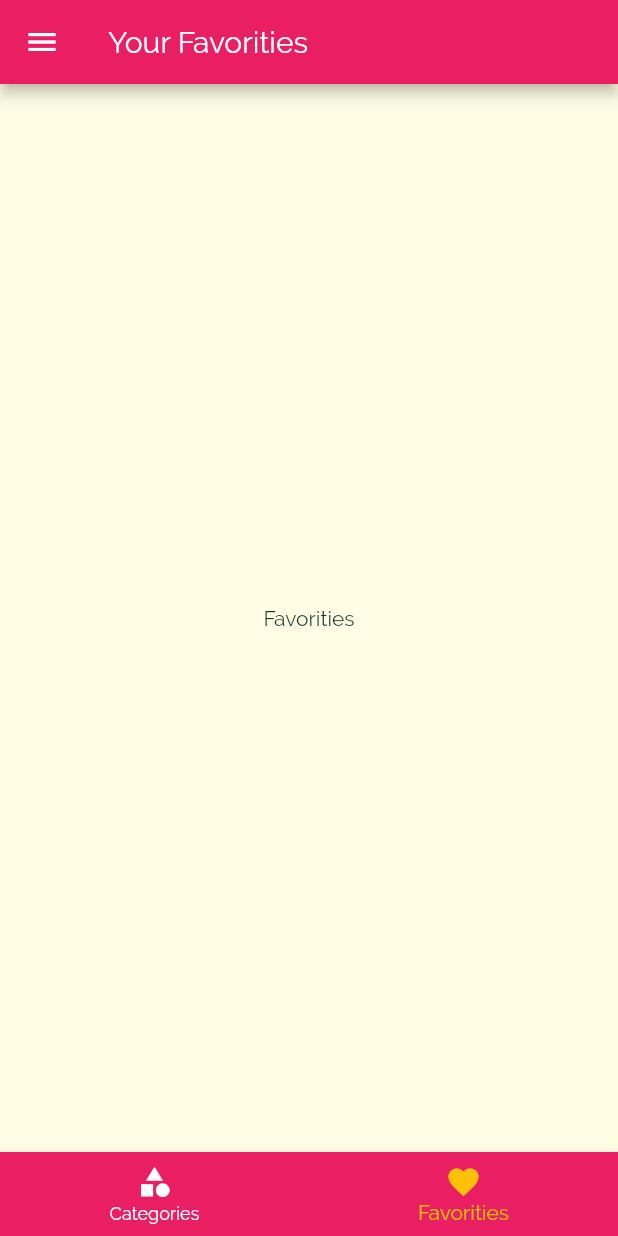
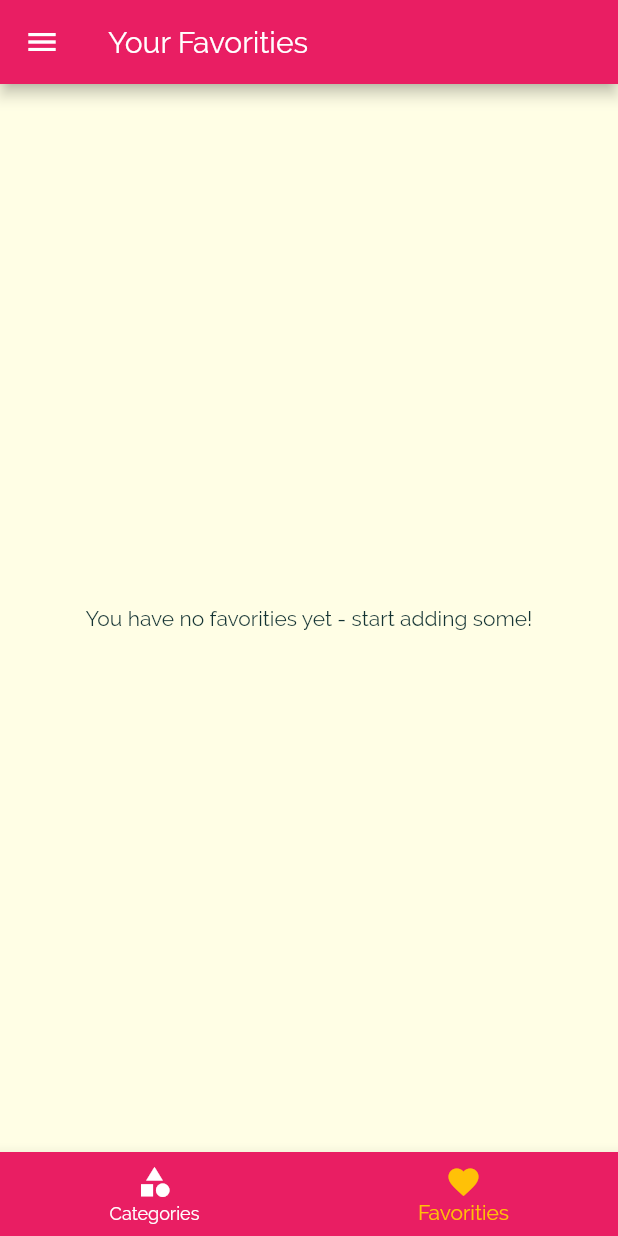
Before and after one commit to ManuelDev1810/Flutter, a Flutter app: the screen it shows after launch, item 2 of the bottom bar chosen, on a phone screen of 412 x 824 dp. Run offline on Flutter 3.47's test engine with Material 2 defaults, Android fonts, the phone set to English and light mode, and no system bars.

Commit message:
Adding the Favorities Screen

```diff
--- a/7.NavegationMultipleScreens/navigation_screens/lib/main.dart
+++ b/7.NavegationMultipleScreens/navigation_screens/lib/main.dart
@@ -24,26 +24,45 @@ class _MyAppState extends State<MyApp> {
   };
 
   List<Meal> _availableMeals = DUMMY_MEALS;
+  List<Meal> _favoriteMeals = [];
 
-  void _setFilters(Map<String, bool> filterData){
+  void _setFilters(Map<String, bool> filterData) {
     setState(() {
       _filters = filterData;
       _availableMeals = DUMMY_MEALS.where((meal) {
-        if(_filters['gluten'] && !meal.isGlutenFree){
+        if (_filters['gluten'] && !meal.isGlutenFree) {
           return false;
         }
-        if(_filters['lactose'] && !meal.isLactoseFree){
+        if (_filters['lactose'] && !meal.isLactoseFree) {
           return false;
         }
-        if(_filters['vegan'] && !meal.isVegan){
+        if (_filters['vegan'] && !meal.isVegan) {
           return false;
         }
-        if(_filters['vegetarian'] && !meal.isVegetarian){
+        if (_filters['vegetarian'] && !meal.isVegetarian) {
           return false;
         }
         return true;
       }).toList();
     });
+  }
+
+  void _toggleFavorite(String mealId) {
+    final existingIndex =
+        _favoriteMeals.indexWhere((meal) => meal.id == mealId);
+    if (existingIndex >= 0) {
+      setState(() {
+        _favoriteMeals.removeAt(existingIndex);
+      });
+    } else {
+      setState(() {
+        _favoriteMeals.add(DUMMY_MEALS.firstWhere((meal) => meal.id == mealId));
+      });
+    }
+  }
+
+  bool _isMealFavorite(String id){
+    return _favoriteMeals.any((meal) => meal.id == id);
   }
 
   @override
@@ -72,9 +91,10 @@ class _MyAppState extends State<MyApp> {
       // home: CategoriesScreen(),
       initialRoute: '/',
       routes: {
-        '/': (_) => TabsScreen(),
-        CategoryMealsScreen.routeName: (_) => CategoryMealsScreen(_availableMeals),
-        MealDetailScreen.routeName: (_) => MealDetailScreen(),
+        '/': (_) => TabsScreen(_favoriteMeals),
+        CategoryMealsScreen.routeName: (_) =>
+            CategoryMealsScreen(_availableMeals),
+        MealDetailScreen.routeName: (_) => MealDetailScreen(_toggleFavorite, _isMealFavorite),
         FiltersScreen.routeName: (_) => FiltersScreen(_filters, _setFilters),
       },
       //This method is to redirect to a widget when the route is not registered in routes valiable
--- a/7.NavegationMultipleScreens/navigation_screens/lib/screens/category_meals_screen.dart
+++ b/7.NavegationMultipleScreens/navigation_screens/lib/screens/category_meals_screen.dart
@@ -72,7 +72,6 @@ class _CategoryMealsScreenState extends State<CategoryMealsScreen> {
             duration: displayedMeal[index].duration,
             complexity: displayedMeal[index].complexity,
             affordability: displayedMeal[index].affordability,
-            removeItem: _removeMeal,
           );
         },
         itemCount: displayedMeal.length,
--- a/7.NavegationMultipleScreens/navigation_screens/lib/screens/favorities_screen.dart
+++ b/7.NavegationMultipleScreens/navigation_screens/lib/screens/favorities_screen.dart
@@ -1,9 +1,32 @@
 import 'package:flutter/material.dart';
+import '../models/meal.dart';
+import '../widgets/meal_item.dart';
 
 class FavoritiesScreen extends StatelessWidget {
+  final List<Meal> favoriteMeals;
+  FavoritiesScreen(this.favoriteMeals);
+
   @override
   Widget build(BuildContext context) {
     //We dont use scaffold here because is going to be the bottom of the tab bar
-    return Center(child: Text('Favorities'),);
+    if (favoriteMeals.isEmpty) {
+      return Center(
+        child: Text('You have no favorities yet - start adding some!'),
+      );
+    } else {
+      return ListView.builder(
+        itemBuilder: (ctx, index) {
+          return MealItem(
+            id: favoriteMeals[index].id,
+            title: favoriteMeals[index].title,
+            imageUrl: favoriteMeals[index].imageUrl,
+            duration: favoriteMeals[index].duration,
+            complexity: favoriteMeals[index].complexity,
+            affordability: favoriteMeals[index].affordability,
+          );
+        },
+        itemCount: favoriteMeals.length,
+      );
+    }
   }
 }
--- a/7.NavegationMultipleScreens/navigation_screens/lib/screens/tabs_screen.dart
+++ b/7.NavegationMultipleScreens/navigation_screens/lib/screens/tabs_screen.dart
@@ -2,23 +2,20 @@ import 'package:flutter/material.dart';
 import '../widgets/main_drawer.dart';
 import './favorities_screen.dart';
 import './categories_screen.dart';
+import '../models/meal.dart';
 
 class TabsScreen extends StatefulWidget {
+
+  final List<Meal> favoriteMeals;
+
+  TabsScreen(this.favoriteMeals);
+
   @override
   _TabsScreen createState() => _TabsScreen();
 }
 
 class _TabsScreen extends State<TabsScreen> {
-  final List<Map<String, Object>> _pages = [
-    {
-      'page': CategoriesScreen(),
-      'title': 'Categories',
-    },
-    {
-      'page': FavoritiesScreen(),
-      'title': 'Your Favorities',
-    },
-  ];
+  List<Map<String, Object>> _pages;
 
   int _selectedPageIndex = 0;
 
@@ -26,6 +23,22 @@ class _TabsScreen extends State<TabsScreen> {
     setState(() {
       _selectedPageIndex = index;
     });
+  }
+
+  @override
+  void initState() {
+    //We put it here cause we wanna use widget, widget only can be use on build, initState etc
+    _pages = [
+    {
+      'page': CategoriesScreen(),
+      'title': 'Categories',
+    },
+    {
+      'page': FavoritiesScreen(widget.favoriteMeals),
+      'title': 'Your Favorities',
+    },
+  ];
+    super.initState();
   }
 
   @override
--- a/7.NavegationMultipleScreens/navigation_screens/lib/widgets/meal_item.dart
+++ b/7.NavegationMultipleScreens/navigation_screens/lib/widgets/meal_item.dart
@@ -9,7 +9,6 @@ class MealItem extends StatelessWidget {
   final int duration;
   final Complexity complexity;
   final Affordability affordability;
-  final Function removeItem;
 
   MealItem({
     @required this.id,
@@ -18,7 +17,6 @@ class MealItem extends StatelessWidget {
     @required this.duration,
     @required this.complexity,
     @required this.affordability,
-    @required this.removeItem,
   });
 
   String get complexityText {
@@ -59,7 +57,7 @@ class MealItem extends StatelessWidget {
       arguments: id,
     ).then((result) { //When the page is pop
       if(result != null){
-        removeItem(result);
+        // removeItem(result);
       }
     });
   }
```
Also changed, not shown: 7.NavegationMultipleScreens/navigation_screens/lib/screens/meal_detail_screen.dart (+7 -6 lines), 7.NavegationMultipleScreens/181.PNG (added).
